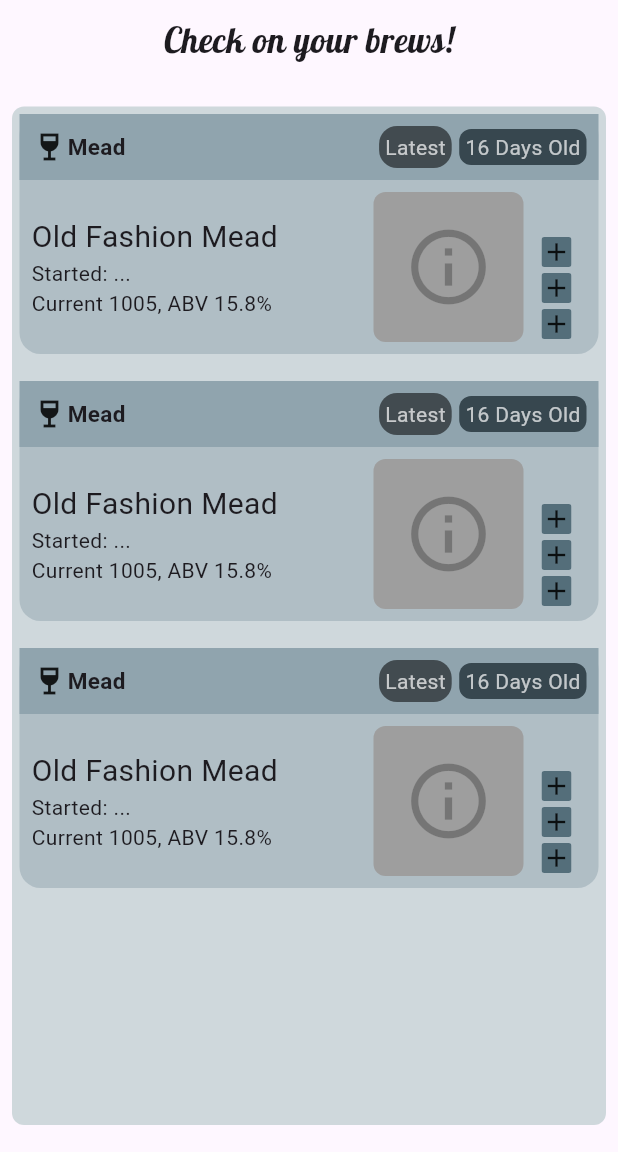
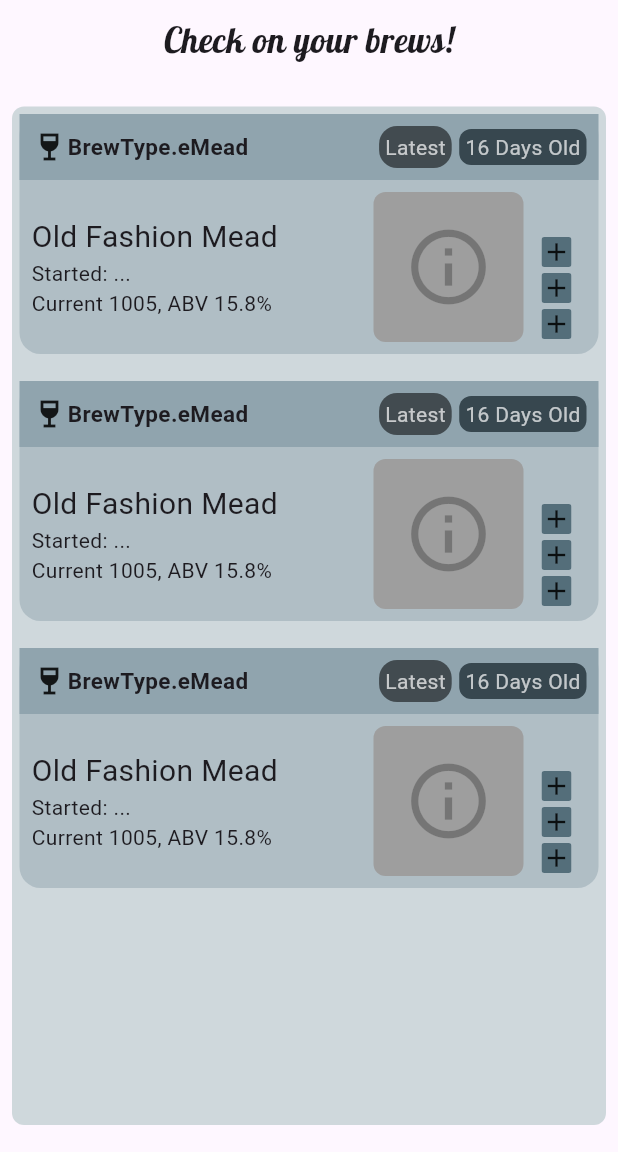
Before and after one commit to Seanm64/FermentationStation, a Flutter app: the screen it shows after launch, on a phone screen of 412 x 824 dp, the part 84-1236 px from its top. Run offline on Flutter 3.47's test engine with Material 3 defaults, Android fonts, the phone set to English and light mode, and no system bars; our stand-ins replace google_fonts, hive; accounts and stored records are empty; generated files the repository leaves out were written again.

Commit message:
Passing around BrewModels into widgets & pages

```diff
--- a/lib/cards/brew_card.dart
+++ b/lib/cards/brew_card.dart
@@ -1,13 +1,16 @@
+import 'package:flutter/material.dart';
 import 'package:fermentation_station/custom/custom_icon_button.dart';
-import 'package:flutter/material.dart';
+import 'package:fermentation_station/pages/check_brew_page.dart';
+import 'package:fermentation_station/models/brew_model.dart';
 
 class BrewCard extends StatelessWidget {
-  const BrewCard({super.key});
+   BrewCard({
+     super.key,
+     required this.brew_model
+   });
 
-  final String BrewType = 'Mead';
-  final String Title = 'Old Fashion Mead';
-  final int DaysOld = 26;
-  final bool isLatest = true;
+  late BrewModel brew_model;
+  bool is_latest = true;
 
   int? _calculateDayDifference(DateTime? startDate, DateTime? endDate) {
     if (startDate != null && endDate != null) {
@@ -25,7 +28,14 @@ class BrewCard extends StatelessWidget {
 
   @override
   Widget build(BuildContext context) {
-    return Container(
+    return GestureDetector(
+      onTap: () {
+        Navigator.push(
+          context,
+          MaterialPageRoute(builder: (context) => CheckBrewPage(brew_model: brew_model)),
+        );
+      },
+      child: Container(
         decoration: BoxDecoration(
           color: Colors.blueGrey[200],
           borderRadius: BorderRadius.circular(14),
@@ -43,14 +53,14 @@ class BrewCard extends StatelessWidget {
                 children: [
                   Icon(Icons.wine_bar),
                   Text(
-                  BrewType,
+                    brew_model.brew_type.toString(),
                     style: TextStyle(
                       fontSize: 15,
                       fontWeight: FontWeight.bold,
                     ),
                   ),
                   Spacer(),
-                if(isLatest) Container(
+                  if(is_latest) Container(
                         decoration: BoxDecoration(
                           color: Colors.black54,
                           borderRadius: BorderRadiusGeometry.circular(12)
@@ -97,7 +107,7 @@ class BrewCard extends StatelessWidget {
                       crossAxisAlignment: CrossAxisAlignment.start,
                       children: [
                         Text(
-                        Title,
+                          brew_model.brew_title,
                           style: TextStyle(
                             fontSize: 20,
                           )
@@ -154,6 +164,7 @@ class BrewCard extends StatelessWidget {
             )
           ],
         ),
+      ),
     );
   }
 }
--- a/lib/custom/brew_card_list.dart
+++ b/lib/custom/brew_card_list.dart
@@ -1,4 +1,5 @@
 import 'package:fermentation_station/cards/brew_card.dart';
+import 'package:fermentation_station/models/brew_model.dart';
 import 'package:flutter/material.dart';
 
 
@@ -10,6 +11,11 @@ class BrewCardsList extends StatefulWidget {
 }
 
 class _BrewCardsListState extends State<BrewCardsList> {
+
+  BrewModel brewModel = BrewModel(date_started: DateTime.now(),
+      brew_title: 'Old Fashion Mead',
+      brew_type: BrewType.eMead);
+
   @override
   Widget build(BuildContext context) {
     return Padding(
@@ -24,15 +30,15 @@ class _BrewCardsListState extends State<BrewCardsList> {
           children: [
             Padding(
               padding: const EdgeInsets.only(bottom: 8.0),
-              child: BrewCard(),
+              child: BrewCard(brew_model: brewModel,),
             ),
             Padding(
               padding: const EdgeInsets.only(bottom: 8.0),
-              child: BrewCard(),
+              child: BrewCard(brew_model: brewModel,),
             ),
             Padding(
               padding: const EdgeInsets.only(bottom: 8.0),
-              child: BrewCard(),
+              child: BrewCard(brew_model: brewModel,),
             )
           ],
         ),
--- a/lib/main.dart
+++ b/lib/main.dart
@@ -1,4 +1,6 @@
 import 'package:flutter/material.dart';
+import 'package:fermentation_station/models/brew_model.dart';
+import 'package:fermentation_station/models/brew_provider.dart';
 import 'package:fermentation_station/models/yeast_model.dart';
 import 'package:fermentation_station/models/ingredient_model.dart';
 import 'package:fermentation_station/models/ingredient_provider.dart';
@@ -7,8 +9,8 @@ import 'package:provider/provider.dart';
 import 'package:hive/hive.dart';
 import 'package:path_provider/path_provider.dart';
 import 'pages/home_page.dart';
-import 'pages/add_brew.dart';
-import 'pages/configurations.dart';
+import 'pages/add_brew_page.dart';
+import 'pages/configurations_page.dart';
 
 void main() async {
   WidgetsFlutterBinding.ensureInitialized();
--- a/lib/models/brew_model.dart
+++ b/lib/models/brew_model.dart
@@ -50,6 +50,12 @@ enum VolumetricOrWeight {
 @HiveType(typeId: 5)
 class IngredientSet {
 
+  IngredientSet({
+    required this.ingredient,
+    required this.volume_weight,
+    required this.amount,
+  });
+
   @HiveField(0)
   Ingredient ingredient;
 
@@ -63,6 +69,12 @@ class IngredientSet {
 @HiveType(typeId: 6)
 class BrewModel {
 
+  BrewModel({
+    required this.date_started,
+    required this.brew_title,
+    required this.brew_type,
+  });
+
   @HiveField(0)
   DateTime date_started;
 
@@ -73,8 +85,8 @@ class BrewModel {
   BrewType brew_type;
 
   @HiveField(3)
-  Map<DateTime, double> gravity_readings_per_date;
+  Map<DateTime, double> gravity_readings_per_date = {};
 
   @HiveField(4)
-  List<IngredientSet> ingredient_list;
+  List<IngredientSet> ingredient_list = [];
 }
--- /dev/null
+++ b/lib/pages/check_brew_page.dart
@@ -0,0 +1,22 @@
+import 'package:flutter/material.dart';
+import 'package:fermentation_station/models/brew_model.dart';
+
+class CheckBrewPage extends StatelessWidget {
+  CheckBrewPage({
+    super.key,
+      required this.brew_model,
+  }
+  );
+
+  late BrewModel brew_model;
+
+  @override
+  Widget build(BuildContext context) {
+    return Scaffold(
+      appBar: AppBar(
+        backgroundColor: Colors.blueGrey,
+      ),
+
+    );
+  }
+}
```
Also changed, not shown: lib/pages/add_brew_page.dart (renamed from lib/pages/add_brew.dart), lib/pages/configurations_page.dart (renamed from lib/pages/configurations.dart). Lines whose indentation alone changed are shown as unchanged.
